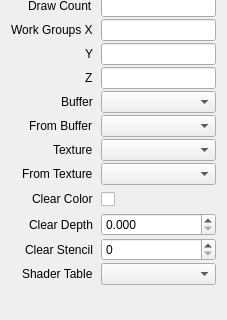
Above: src/session/properties/CallProperties.ui from houmain/gpupad before the change; both pictures show x 0 to 227 and y 376 to 696 of the 227 by 696 pixel window. Below: the same form after it.
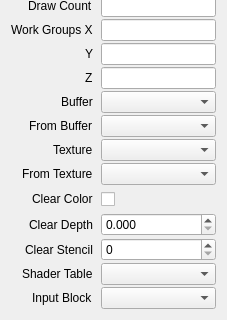
That is the form after the change. Custom widgets are drawn as their Qt base class.

Diff of the .ui file:
```diff
--- a/src/session/properties/CallProperties.ui
+++ b/src/session/properties/CallProperties.ui
@@ -330,6 +330,16 @@
        </property>
       </widget>
      </item>
+     <item row="30" column="0">
+      <widget class="QLabel" name="labelInputBufferBlock">
+       <property name="text">
+        <string>Input Block</string>
+       </property>
+      </widget>
+     </item>
+     <item row="30" column="1">
+      <widget class="ReferenceComboBox" name="inputBufferBlock"/>
+     </item>
     </layout>
    </item>
   </layout>
```
